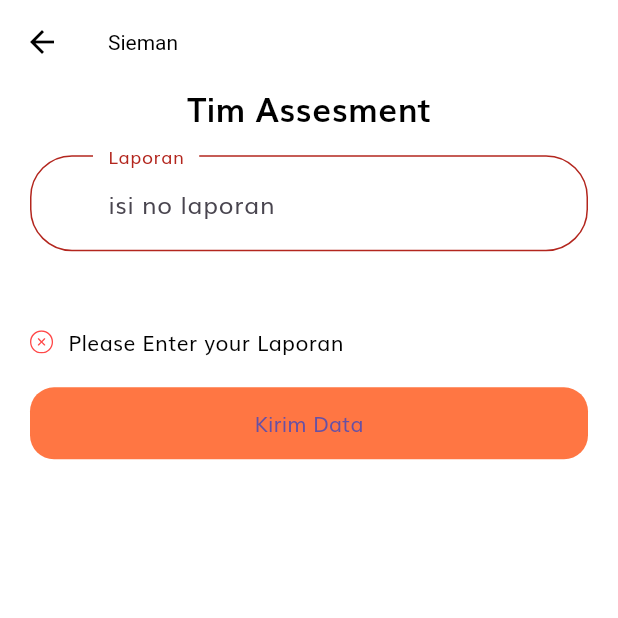
After one commit to inii-man/flutter_sibeda, a Flutter app: the SiemanScreen screen opened by its route, after a tap on "Kirim Data", on a phone screen of 412 x 824 dp, the top half of it. The commit adds this screen. Run offline on Flutter 3.47's test engine with Material 3 defaults, Android fonts, the phone set to English and light mode, and no system bars; our stand-ins replace flutter_svg.

Commit message:
add : sieman

```diff
--- a/lib/constants.dart
+++ b/lib/constants.dart
@@ -27,6 +27,10 @@ const defaultDuration = Duration(milliseconds: 250);
 final RegExp emailValidatorRegExp =
     RegExp(r"^[a-zA-Z0-9.]+@[a-zA-Z0-9]+\.[a-zA-Z]+");
 const String kEmailNullError = "Please Enter your email";
+
+// sieman input form
+const String kLaporanNullError = "Please Enter your Laporan";
+
 const String kInvalidEmailError = "Please Enter Valid Email";
 const String kPassNullError = "Please Enter your password";
 const String kShortPassError = "Password is too short";
--- a/lib/routes.dart
+++ b/lib/routes.dart
@@ -14,6 +14,7 @@ import 'screens/sign_in/sign_in_screen.dart';
 import 'screens/sign_up/sign_up_screen.dart';
 import 'screens/splash/splash_screen.dart';
 import 'screens/berita/berita_screen.dart';
+import 'screens/sieman/sieman_screen.dart';
 
 // We use name route
 // All our routes will be available here
@@ -21,6 +22,7 @@ final Map<String, WidgetBuilder> routes = {
   InitScreen.routeName: (context) => const InitScreen(),
   SplashScreen.routeName: (context) => const SplashScreen(),
   SignInScreen.routeName: (context) => const SignInScreen(),
+  SiemanScreen.routeName: (context) => const SiemanScreen(),
   ForgotPasswordScreen.routeName: (context) => const ForgotPasswordScreen(),
   LoginSuccessScreen.routeName: (context) => const LoginSuccessScreen(),
   SignUpScreen.routeName: (context) => const SignUpScreen(),
--- /dev/null
+++ b/lib/screens/sieman/components/body.dart
@@ -0,0 +1,65 @@
+import 'package:flutter/material.dart';
+import '../../../components/no_account_text.dart';
+import '../../../components/socal_card.dart';
+
+import '../../../size_config.dart';
+import 'sieman_form.dart';
+
+class Body extends StatelessWidget {
+  const Body({super.key});
+
+  @override
+  Widget build(BuildContext context) {
+    SizeConfig().init(context);
+    return SafeArea(
+      child: SizedBox(
+        width: double.infinity,
+        child: Padding(
+          padding: EdgeInsets.symmetric(horizontal: 20),
+          child: SingleChildScrollView(
+            child: Column(
+              children: [
+                // SizedBox(height: SizeConfig.screenHeight * 0.04),
+                Text(
+                  "Tim Assesment",
+                  textAlign: TextAlign.start,
+                  style: TextStyle(
+                    color: Colors.black,
+                    fontSize: getProportionateScreenWidth(20),
+                    fontWeight: FontWeight.bold,
+                  ),
+                ),
+                // const Text(
+                //   "Sign in with your email and password  \nor continue with social media",
+                //   textAlign: TextAlign.start,
+                // ),
+                SizedBox(height: SizeConfig.screenHeight * 0.02),
+                const SiemanForm(),
+                // SizedBox(height: SizeConfig.screenHeight * 0.08),
+                // Row(
+                //   mainAxisAlignment: MainAxisAlignment.center,
+                //   children: [
+                //     SocalCard(
+                //       icon: "assets/icons/google-icon.svg",
+                //       press: () {},
+                //     ),
+                //     SocalCard(
+                //       icon: "assets/icons/facebook-2.svg",
+                //       press: () {},
+                //     ),
+                //     SocalCard(
+                //       icon: "assets/icons/twitter.svg",
+                //       press: () {},
+                //     ),
+                //   ],
+                // ),
+                // SizedBox(height: getProportionateScreenHeight(20)),
+                // const NoAccountText(),
+              ],
+            ),
+          ),
+        ),
+      ),
+    );
+  }
+}
--- /dev/null
+++ b/lib/screens/sieman/components/sieman_form.dart
@@ -0,0 +1,186 @@
+// import 'dart:ffi';
+
+import 'package:flutter/material.dart';
+import '../../../components/custom_surfix_icon.dart';
+import '../../../components/form_error.dart';
+import '../../../helper/keyboard.dart';
+import '../../forgot_password/forgot_password_screen.dart';
+import '../../login_success/login_success_screen.dart';
+
+import '../../../constants.dart';
+import '../../../size_config.dart';
+
+class SiemanForm extends StatefulWidget {
+  const SiemanForm({super.key});
+
+  @override
+  // _SiemanFormState createState() => _SiemanFormState();
+  State<SiemanForm> createState() => _SiemanFormState();
+}
+
+class _SiemanFormState extends State<SiemanForm> {
+  final _formKey = GlobalKey<FormState>();
+  String? laporan;
+  String? email;
+  String? password;
+  bool? remember = false;
+  final List<String?> errors = [];
+
+  void addError({String? error}) {
+    if (!errors.contains(error)) {
+      setState(() {
+        errors.add(error);
+      });
+    }
+  }
+
+  void removeError({String? error}) {
+    if (errors.contains(error)) {
+      setState(() {
+        errors.remove(error);
+      });
+    }
+  }
+
+  @override
+  Widget build(BuildContext context) {
+    return Form(
+      key: _formKey,
+      child: Column(
+        children: [
+          buildLaporanField(),
+          // SizedBox(height: getProportionateScreenHeight(30)),
+          // buildEmailFormField(),
+          // SizedBox(height: getProportionateScreenHeight(30)),
+          // buildPasswordFormField(),
+          SizedBox(height: getProportionateScreenHeight(30)),
+          // Row(
+          //   children: [
+          //     Checkbox(
+          //       value: remember,
+          //       activeColor: kPrimaryColor,
+          //       onChanged: (value) {
+          //         setState(() {
+          //           remember = value;
+          //         });
+          //       },
+          //     ),
+          //     const Text("Remember me"),
+          //     const Spacer(),
+          //     GestureDetector(
+          //       onTap: () => Navigator.pushNamed(
+          //           context, ForgotPasswordScreen.routeName),
+          //       child: const Text(
+          //         "Forgot Password",
+          //         style: TextStyle(decoration: TextDecoration.underline),
+          //       ),
+          //     )
+          //   ],
+          // ),
+          FormError(errors: errors),
+          SizedBox(height: getProportionateScreenHeight(20)),
+          ElevatedButton(
+            onPressed: () {
+              if (_formKey.currentState!.validate()) {
+                _formKey.currentState!.save();
+                // if all are valid then go to success screen
+                KeyboardUtil.hideKeyboard(context);
+                Navigator.pushNamed(context, LoginSuccessScreen.routeName);
+              }
+            },
+            child: const Text("Kirim Data"),
+          ),
+        ],
+      ),
+    );
+  }
+
+  TextFormField buildPasswordFormField() {
+    return TextFormField(
+      obscureText: true,
+      onSaved: (newValue) => password = newValue,
+      onChanged: (value) {
+        if (value.isNotEmpty) {
+          removeError(error: kPassNullError);
+        } else if (value.length >= 8) {
+          removeError(error: kShortPassError);
+        }
+        return;
+      },
+      validator: (value) {
+        if (value!.isEmpty) {
+          addError(error: kPassNullError);
+          return "";
+        } else if (value.length < 8) {
+          addError(error: kShortPassError);
+          return "";
+        }
+        return null;
+      },
+      decoration: const InputDecoration(
+        labelText: "Password",
+        hintText: "Enter your password",
+        // If  you are using latest version of flutter then lable text and hint text shown like this
+        // if you r using flutter less then 1.20.* then maybe this is not working properly
+        floatingLabelBehavior: FloatingLabelBehavior.always,
+        suffixIcon: CustomSurffixIcon(svgIcon: "assets/icons/Lock.svg"),
+      ),
+    );
+  }
+
+  TextFormField buildEmailFormField() {
+    return TextFormField(
+      keyboardType: TextInputType.emailAddress,
+      onSaved: (newValue) => email = newValue,
+      onChanged: (value) {
+        if (value.isNotEmpty) {
+          removeError(error: kEmailNullError);
+        } else if (emailValidatorRegExp.hasMatch(value)) {
+          removeError(error: kInvalidEmailError);
+        }
+        return;
+      },
+      validator: (value) {
+        if (value!.isEmpty) {
+          addError(error: kEmailNullError);
+          return "";
+        } else if (!emailValidatorRegExp.hasMatch(value)) {
+          addError(error: kInvalidEmailError);
+          return "";
+        }
+        return null;
+      },
+      decoration: const InputDecoration(
+        labelText: "Email",
+        hintText: "Enter your email",
+        // If  you are using latest version of flutter then lable text and hint text shown like this
+        // if you r using flutter less then 1.20.* then maybe this is not working properly
+        floatingLabelBehavior: FloatingLabelBehavior.always,
+        suffixIcon: CustomSurffixIcon(svgIcon: "assets/icons/Mail.svg"),
+      ),
+    );
+  }
+
+  TextFormField buildLaporanField() {
+    return TextFormField(
+      onSaved: (newValue) => laporan = newValue,
+      onChanged: (value) {
+        if (value.isNotEmpty) {
+          removeError(error: kLaporanNullError);
+        }
+        return;
+      },
+      validator: (value) {
+        if (value!.isEmpty) {
+          addError(error: kLaporanNullError);
+          return "";
+        }
+        return null;
+      },
+      decoration: const InputDecoration(
+        labelText: "Laporan",
+        hintText: "isi no laporan",
+      ),
+    );
+  }
+}
--- /dev/null
+++ b/lib/screens/sieman/sieman_screen.dart
@@ -0,0 +1,18 @@
+import 'package:flutter/material.dart';
+
+import 'components/body.dart';
+
+class SiemanScreen extends StatelessWidget {
+  static String routeName = "/sieman";
+
+  const SiemanScreen({super.key});
+  @override
+  Widget build(BuildContext context) {
+    return Scaffold(
+      appBar: AppBar(
+        title: const Text("Sieman"),
+      ),
+      body: const Body(),
+    );
+  }
+}
```
